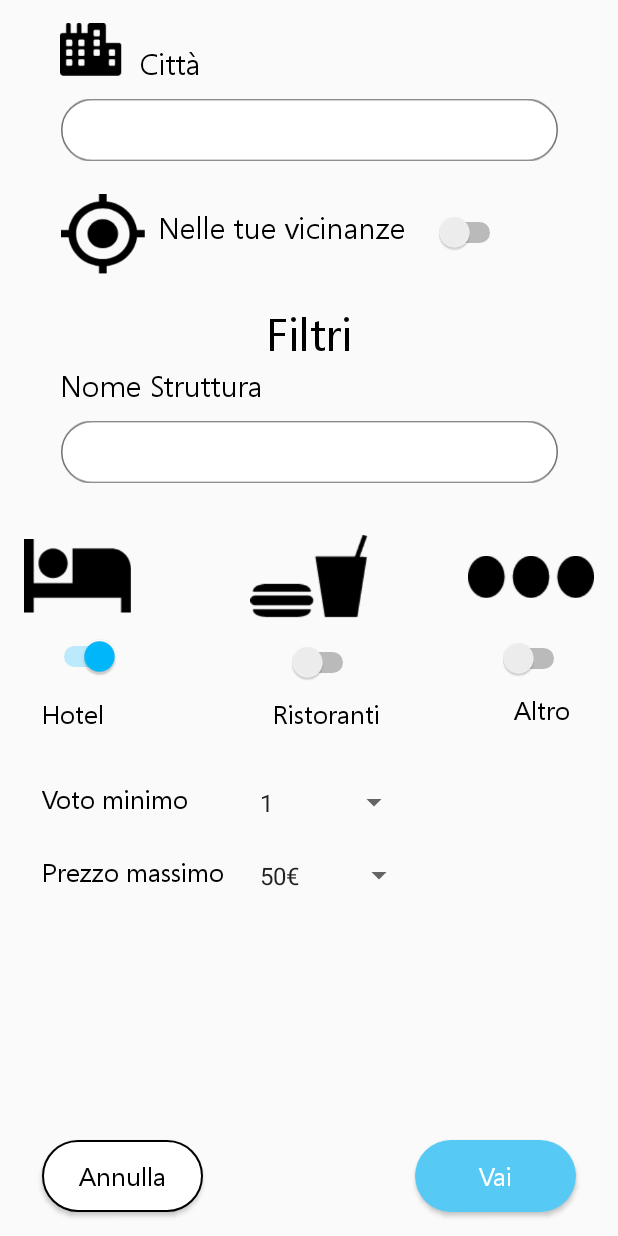
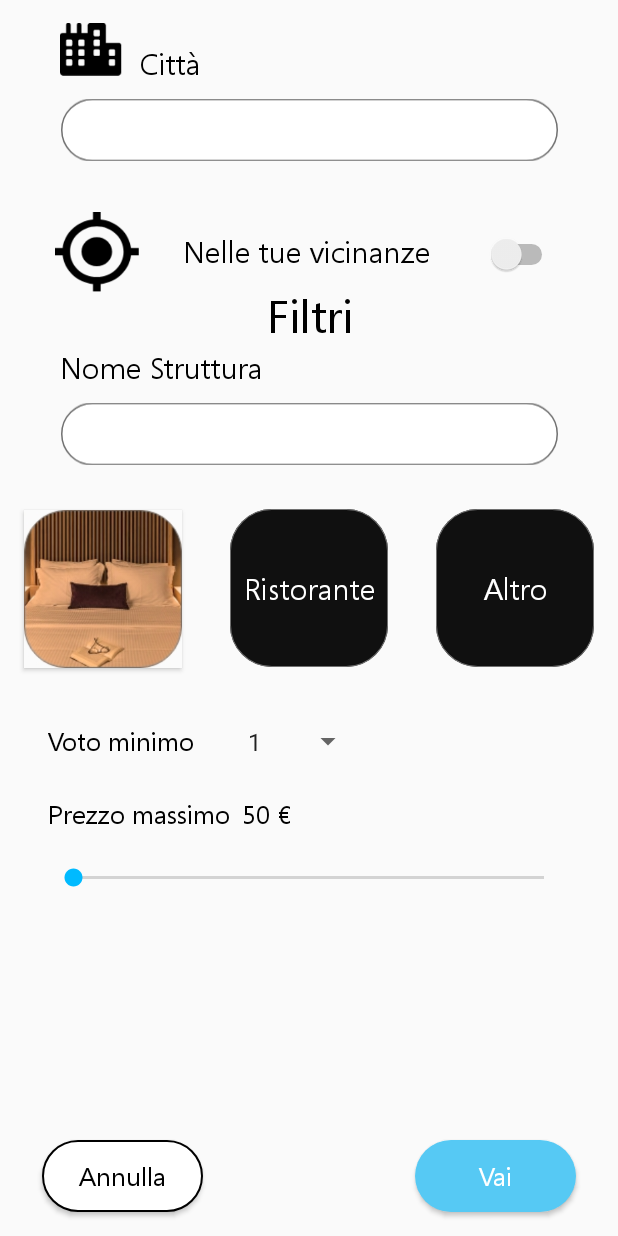
Before and after one commit to Mark-Ro/ConsigliaViaggi, an Android app: the RicercaPage screen opened directly, with no data from a screen before it, on a phone screen of 412 x 824 dp. Run offline under Robolectric (Android 15) with nearby library versions, the light colour scheme and no system bars; libraries missing offline, so code that uses them is left out: com.amazonaws.auth, com.amazonaws.mobileconnectors, com.amazonaws.regions.

Commit message:
Migliorata grafica Ricerca

```diff
--- a/app/src/main/java/com/consigliaviaggi/GUI/RicercaPage.java
+++ b/app/src/main/java/com/consigliaviaggi/GUI/RicercaPage.java
@@ -11,9 +11,12 @@ import android.widget.AutoCompleteTextView;
 import android.widget.Button;
 
 import android.widget.CompoundButton;
+import android.widget.SeekBar;
 import android.widget.Spinner;
 import android.widget.Switch;
+import android.widget.TextView;
 import android.widget.Toast;
+import android.widget.ToggleButton;
 
 import com.consigliaviaggi.Controller.RicercaController;
 import com.consigliaviaggi.R;
@@ -23,9 +26,12 @@ import com.consigliaviaggi.R;
 public class RicercaPage extends AppCompatActivity {
 
     private AutoCompleteTextView autoCompleteTextCitta,autoCompleteTextNomeStruttura;
-    private Switch switchGPS,switchHotel,switchRistoranti,switchAltro;
-    private Spinner spinnerRangeVoto,spinnerRangePrezzo;
+    private TextView textViewRangePrezzo;
+    private Switch switchGPS;
+    private ToggleButton toggleButtonHotel,toggleButtonRistorante,toggleButtonAltro;
+    private Spinner spinnerRangeVoto;
     private Button bottoneAnnulla,bottoneRicerca;
+    private SeekBar seekBarPrezzoMassimo;
 
     private RicercaController ricercaController;
 
@@ -37,13 +43,15 @@ public class RicercaPage extends AppCompatActivity {
         autoCompleteTextCitta = findViewById(R.id.autoCompleteTextCitta);
         autoCompleteTextNomeStruttura = findViewById(R.id.autoCompleteTextNomeStruttura);
         switchGPS = findViewById(R.id.switchGPS);
-        switchHotel = findViewById(R.id.switchHotel);
-        switchRistoranti = findViewById(R.id.switchRistoranti);
-        switchAltro = findViewById(R.id.switchAltro);
+        toggleButtonHotel = findViewById(R.id.toggleButtonHotel);
+        toggleButtonRistorante = findViewById(R.id.toggleButtonRistorante);
+        toggleButtonAltro = findViewById(R.id.toggleButtonAltro);
         spinnerRangeVoto = findViewById(R.id.spinnerRangeVoto);
-        spinnerRangePrezzo = findViewById(R.id.spinnerRangePrezzo);
+        textViewRangePrezzo=findViewById(R.id.textViewRangePrezzo);
+        seekBarPrezzoMassimo=findViewById(R.id.seekBarPrezzoMassimo);
         bottoneAnnulla = findViewById(R.id.bottoneAnnulla);
         bottoneRicerca = findViewById(R.id.bottoneRicerca);
+        toggleButtonHotel.performClick();
 
         ricercaController = new RicercaController(RicercaPage.this,RicercaPage.this);
 
@@ -64,35 +72,35 @@ public class RicercaPage extends AppCompatActivity {
             }
         });
 
-        switchHotel.setOnCheckedChangeListener(new CompoundButton.OnCheckedChangeListener() {
+        toggleButtonHotel.setOnCheckedChangeListener(new CompoundButton.OnCheckedChangeListener() {
             @Override
             public void onCheckedChanged(CompoundButton buttonView, boolean isChecked) {
                 if (isChecked) {
-                    switchRistoranti.setChecked(false);
-                    switchAltro.setChecked(false);
-                    spinnerRangePrezzo.setEnabled(true);
+                    toggleButtonRistorante.setChecked(false);
+                    toggleButtonAltro.setChecked(false);
+                    seekBarPrezzoMassimo.setEnabled(true);
                 }
             }
         });
 
-        switchRistoranti.setOnCheckedChangeListener(new CompoundButton.OnCheckedChangeListener() {
+       toggleButtonRistorante.setOnCheckedChangeListener(new CompoundButton.OnCheckedChangeListener() {
            @Override
            public void onCheckedChanged(CompoundButton buttonView, boolean isChecked) {
                if (isChecked) {
-                    switchHotel.setChecked(false);
-                    switchAltro.setChecked(false);
-                    spinnerRangePrezzo.setEnabled(false);
+                   toggleButtonHotel.setChecked(false);
+                   toggleButtonAltro.setChecked(false);
+                   seekBarPrezzoMassimo.setEnabled(false);
                }
            }
        });
 
-        switchAltro.setOnCheckedChangeListener(new CompoundButton.OnCheckedChangeListener() {
+        toggleButtonAltro.setOnCheckedChangeListener(new CompoundButton.OnCheckedChangeListener() {
             @Override
             public void onCheckedChanged(CompoundButton buttonView, boolean isChecked) {
                 if (isChecked) {
-                    switchHotel.setChecked(false);
-                    switchRistoranti.setChecked(false);
-                    spinnerRangePrezzo.setEnabled(false);
+                    toggleButtonHotel.setChecked(false);
+                    toggleButtonRistorante.setChecked(false);
+                    seekBarPrezzoMassimo.setEnabled(false);
                 }
             }
         });
@@ -103,10 +111,27 @@ public class RicercaPage extends AppCompatActivity {
                 autoCompleteTextCitta.setText("");
                 autoCompleteTextNomeStruttura.setText("");
                 switchGPS.setChecked(false);
-                switchHotel.setChecked(false);
-                switchRistoranti.setChecked(false);
-                switchAltro.setChecked(false);
-                spinnerRangePrezzo.setEnabled(true);
+                toggleButtonHotel.setChecked(false);
+                toggleButtonRistorante.setChecked(false);
+                toggleButtonAltro.setChecked(false);
+                seekBarPrezzoMassimo.setEnabled(true);
+            }
+        });
+
+        seekBarPrezzoMassimo.setOnSeekBarChangeListener(new SeekBar.OnSeekBarChangeListener() {
+            @Override
+            public void onProgressChanged(SeekBar seekBar, int progress, boolean fromUser) {
+                textViewRangePrezzo.setText(String.valueOf(progress)+"€");
+            }
+
+            @Override
+            public void onStartTrackingTouch(SeekBar seekBar) {
+
+            }
+
+            @Override
+            public void onStopTrackingTouch(SeekBar seekBar) {
+
             }
         });
 
@@ -136,8 +161,9 @@ public class RicercaPage extends AppCompatActivity {
         });
     }
 
+
     private float getPrezzoMassimoFromSpinner() {
-        String prezzoInput = spinnerRangePrezzo.getSelectedItem().toString();
+        String prezzoInput =textViewRangePrezzo.getText().toString();
         float risultato;
         if (prezzoInput.equals("oltre"))
             risultato = 10000f;
@@ -153,9 +179,9 @@ public class RicercaPage extends AppCompatActivity {
 
         String risultato=null;
 
-        if (switchHotel.isChecked())
+        if (toggleButtonHotel.isChecked())
             risultato="Hotel";
-        else if (switchRistoranti.isChecked())
+        else if (toggleButtonAltro.isChecked())
             risultato="Ristorante";
         else
             risultato="Altro";
--- /dev/null
+++ b/app/src/main/res/drawable/hotel_ricerca_off.xml
@@ -0,0 +1,16 @@
+<vector xmlns:android="http://schemas.android.com/apk/res/android"
+    android:width="155dp"
+    android:height="155dp"
+    android:viewportWidth="155"
+    android:viewportHeight="155">
+  <path
+      android:pathData="M41,0L114,0A41,41 0,0 1,155 41L155,114A41,41 0,0 1,114 155L41,155A41,41 0,0 1,0 114L0,41A41,41 0,0 1,41 0z"
+      android:strokeWidth="1"
+      android:fillColor="#101010"
+      android:strokeColor="#00000000"/>
+  <path
+      android:pathData="M41,0.5L114,0.5A40.5,40.5 0,0 1,154.5 41L154.5,114A40.5,40.5 0,0 1,114 154.5L41,154.5A40.5,40.5 0,0 1,0.5 114L0.5,41A40.5,40.5 0,0 1,41 0.5z"
+      android:strokeWidth="1"
+      android:fillColor="#00000000"
+      android:strokeColor="#707070"/>
+</vector>
--- /dev/null
+++ b/app/src/main/res/drawable/toggle_button_altro.xml
@@ -0,0 +1,5 @@
+<?xml version="1.0" encoding="utf-8"?>
+<selector xmlns:android="http://schemas.android.com/apk/res/android">
+    <item android:drawable="@drawable/altro_ricerca_on" android:state_checked="true"/>
+    <item android:drawable="@drawable/hotel_ricerca_off" android:state_checked="false"/>
+</selector>
--- /dev/null
+++ b/app/src/main/res/drawable/toggle_button_hotel.xml
@@ -0,0 +1,5 @@
+<?xml version="1.0" encoding="utf-8"?>
+<selector xmlns:android="http://schemas.android.com/apk/res/android">
+    <item android:drawable="@drawable/hotel_ricerca_on" android:state_checked="true"/>
+    <item android:drawable="@drawable/hotel_ricerca_off" android:state_checked="false"/>
+</selector>
--- /dev/null
+++ b/app/src/main/res/drawable/toggle_button_ristoranti.xml
@@ -0,0 +1,5 @@
+<?xml version="1.0" encoding="utf-8"?>
+<selector xmlns:android="http://schemas.android.com/apk/res/android">
+    <item android:drawable="@drawable/ristoranti_ricerca_on" android:state_checked="true"/>
+    <item android:drawable="@drawable/hotel_ricerca_off" android:state_checked="false"/>
+</selector>
--- a/app/src/main/res/layout/activity_ricerca_page.xml
+++ b/app/src/main/res/layout/activity_ricerca_page.xml
@@ -53,17 +53,19 @@
 
     <TextView
         android:id="@+id/textView14"
-        android:layout_width="wrap_content"
-        android:layout_height="wrap_content"
-        android:layout_marginTop="20dp"
+        android:layout_width="172dp"
+        android:layout_height="0dp"
+        android:layout_marginTop="36dp"
         android:fontFamily="@font/myfont"
         android:text="Nelle tue vicinanze"
         android:textColor="@android:color/black"
         android:textSize="20sp"
         app:layout_constraintEnd_toEndOf="parent"
-        app:layout_constraintHorizontal_bias="0.054"
+        app:layout_constraintEnd_toStartOf="@+id/switchGPS"
+        app:layout_constraintHorizontal_bias="0.5"
         app:layout_constraintStart_toEndOf="@+id/imageView20"
         app:layout_constraintTop_toBottomOf="@+id/imageView18" />
+
 
     <ImageView
         android:id="@+id/imageView19"
@@ -80,136 +82,42 @@
         android:id="@+id/imageView20"
         android:layout_width="57dp"
         android:layout_height="53dp"
-        android:layout_marginTop="12dp"
+        android:layout_marginTop="24dp"
         app:layout_constraintEnd_toEndOf="parent"
-        app:layout_constraintHorizontal_bias="0.112"
+        app:layout_constraintHorizontal_bias="0.101"
         app:layout_constraintStart_toStartOf="parent"
         app:layout_constraintTop_toBottomOf="@+id/imageView18"
         app:srcCompat="@drawable/icongps" />
 
     <Switch
         android:id="@+id/switchGPS"
-        android:layout_width="wrap_content"
-        android:layout_height="wrap_content"
-        android:layout_marginTop="24dp"
+        android:layout_width="49dp"
+        android:layout_height="30dp"
+
+        android:layout_marginEnd="40dp"
         android:theme="@style/SCBSwitch"
-
-        app:layout_constraintEnd_toEndOf="parent"
-        app:layout_constraintHorizontal_bias="0.202"
-        app:layout_constraintStart_toEndOf="@+id/textView14"
-        app:layout_constraintTop_toBottomOf="@+id/imageView18" />
-
-    <Switch
-        android:id="@+id/switchHotel"
-        android:layout_width="wrap_content"
-        android:layout_height="wrap_content"
-        android:layout_marginStart="32dp"
-        android:layout_marginTop="12dp"
-        android:theme="@style/SCBSwitch"
-        android:checked="true"
-        app:layout_constraintStart_toStartOf="parent"
-        app:layout_constraintTop_toBottomOf="@+id/imageView22"/>
-
-
-    <Switch
-        android:id="@+id/switchAltro"
-        android:layout_width="wrap_content"
-        android:layout_height="wrap_content"
-        android:layout_marginTop="24dp"
-        android:layout_marginEnd="32dp"
-        android:theme="@style/SCBSwitch"
-        app:layout_constraintEnd_toEndOf="parent"
-        app:layout_constraintTop_toBottomOf="@+id/imageView24" />
-
-    <Switch
-        android:id="@+id/switchRistoranti"
-        android:layout_width="wrap_content"
-        android:layout_height="wrap_content"
-        android:layout_marginTop="16dp"
-        android:theme="@style/SCBSwitch"
-        app:layout_constraintEnd_toStartOf="@+id/switchAltro"
-        app:layout_constraintHorizontal_bias="0.546"
-        app:layout_constraintStart_toEndOf="@+id/switchHotel"
-        app:layout_constraintTop_toBottomOf="@+id/imageView23" />
+        app:layout_constraintBaseline_toBaselineOf="@+id/textView14"
+        app:layout_constraintEnd_toEndOf="parent" />
 
     <TextView
         android:id="@+id/textView17"
         android:layout_width="wrap_content"
         android:layout_height="wrap_content"
-        android:layout_marginTop="36dp"
+        android:layout_marginTop="8dp"
         android:fontFamily="@font/myfont"
         android:text="Filtri"
         android:textColor="@android:color/black"
         android:textSize="30sp"
         app:layout_constraintEnd_toEndOf="parent"
+        app:layout_constraintHorizontal_bias="0.502"
         app:layout_constraintStart_toStartOf="parent"
         app:layout_constraintTop_toBottomOf="@+id/textView14" />
-
-    <ImageView
-        android:id="@+id/imageView22"
-        android:layout_width="71dp"
-        android:layout_height="56dp"
-        android:layout_marginStart="16dp"
-        android:layout_marginTop="24dp"
-        app:layout_constraintStart_toStartOf="parent"
-        app:layout_constraintTop_toBottomOf="@+id/imageView21"
-        app:srcCompat="@drawable/iconhotel" />
-
-    <ImageView
-        android:id="@+id/imageView23"
-        android:layout_width="109dp"
-        android:layout_height="55dp"
-        android:layout_marginTop="32dp"
-        android:layout_marginEnd="20dp"
-        app:layout_constraintEnd_toStartOf="@+id/imageView24"
-        app:layout_constraintHorizontal_bias="0.673"
-        app:layout_constraintStart_toEndOf="@+id/imageView22"
-        app:layout_constraintTop_toBottomOf="@+id/autoCompleteTextNomeStruttura"
-        app:srcCompat="@drawable/iconfood" />
-
-    <ImageView
-        android:id="@+id/imageView24"
-        android:layout_width="84dp"
-        android:layout_height="33dp"
-        android:layout_marginTop="36dp"
-        android:layout_marginEnd="16dp"
-        app:layout_constraintEnd_toEndOf="parent"
-        app:layout_constraintTop_toBottomOf="@+id/imageView21"
-        app:srcCompat="@drawable/iconaltro" />
-
-    <TextView
-        android:id="@+id/textView20"
-        android:layout_width="wrap_content"
-        android:layout_height="wrap_content"
-        android:layout_marginTop="8dp"
-        android:layout_marginEnd="88dp"
-        android:fontFamily="@font/myfont"
-        android:text="Ristoranti"
-        android:textColor="@android:color/black"
-        android:textSize="17sp"
-        app:layout_constraintEnd_toStartOf="@+id/textView22"
-        app:layout_constraintHorizontal_bias="0.956"
-        app:layout_constraintStart_toEndOf="@+id/textView21"
-        app:layout_constraintTop_toBottomOf="@+id/switchRistoranti" />
-
-    <TextView
-        android:id="@+id/textView22"
-        android:layout_width="wrap_content"
-        android:layout_height="wrap_content"
-        android:layout_marginTop="8dp"
-        android:layout_marginEnd="32dp"
-        android:fontFamily="@font/myfont"
-        android:text="Altro"
-        android:textColor="@android:color/black"
-        android:textSize="17sp"
-        app:layout_constraintEnd_toEndOf="parent"
-        app:layout_constraintTop_toBottomOf="@+id/switchAltro" />
 
     <TextView
         android:id="@+id/textView21"
         android:layout_width="wrap_content"
         android:layout_height="wrap_content"
-        android:layout_marginStart="28dp"
+        android:layout_marginStart="32dp"
         android:layout_marginTop="24dp"
         android:fontFamily="@font/myfont"
         android:text="Prezzo massimo"
@@ -222,47 +130,35 @@
         android:id="@+id/textView24"
         android:layout_width="wrap_content"
         android:layout_height="wrap_content"
-        android:layout_marginStart="28dp"
-        android:layout_marginTop="32dp"
+        android:layout_marginStart="32dp"
+        android:layout_marginTop="36dp"
         android:fontFamily="@font/myfont"
         android:text="Voto minimo"
         android:textColor="@android:color/black"
         android:textSize="17sp"
         app:layout_constraintStart_toStartOf="parent"
-        app:layout_constraintTop_toBottomOf="@+id/textView23" />
-
-    <TextView
-        android:id="@+id/textView23"
-        android:layout_width="wrap_content"
-        android:layout_height="wrap_content"
-        android:layout_marginStart="28dp"
-        android:layout_marginTop="12dp"
-        android:fontFamily="@font/myfont"
-        android:text="Hotel"
-        android:textColor="@android:color/black"
-        android:textSize="17sp"
-        app:layout_constraintStart_toStartOf="parent"
-        app:layout_constraintTop_toBottomOf="@+id/switchHotel" />
+        app:layout_constraintTop_toBottomOf="@+id/toggleButtonHotel" />
 
     <Spinner
         android:id="@+id/spinnerRangeVoto"
-        android:layout_width="108dp"
-        android:layout_height="30dp"
-        android:layout_marginStart="16dp"
-        android:layout_marginTop="32dp"
+        android:layout_width="85dp"
+        android:layout_height="31dp"
+        android:layout_marginStart="4dp"
         android:entries="@array/valori_voto"
-        app:layout_constraintStart_toEndOf="@+id/textView21"
-        app:layout_constraintTop_toBottomOf="@+id/textView20" />
+        app:layout_constraintBaseline_toBaselineOf="@+id/textView24"
+        app:layout_constraintStart_toEndOf="@+id/textView21" />
 
-    <Spinner
-        android:id="@+id/spinnerRangePrezzo"
-        android:layout_width="111dp"
+    <TextView
+        android:id="@+id/textViewRangePrezzo"
+        android:layout_width="74dp"
         android:layout_height="27dp"
-        android:layout_marginStart="16dp"
-        android:layout_marginTop="20dp"
-        android:entries="@array/valori_range_prezzo"
-        app:layout_constraintStart_toEndOf="@+id/textView21"
-        app:layout_constraintTop_toBottomOf="@+id/spinnerRangeVoto" />
+        android:layout_marginStart="8dp"
+        android:fontFamily="@font/myfont"
+        android:text="50 €"
+        android:textColor="@android:color/black"
+        android:textSize="17dp"
+        app:layout_constraintBaseline_toBaselineOf="@+id/textView21"
+        app:layout_constraintStart_toEndOf="@+id/textView21" />
 
     <Button
         android:id="@+id/bottoneRicerca"
@@ -298,6 +194,7 @@
         android:layout_width="298dp"
         android:layout_height="46dp"
         android:background="@android:color/transparent"
+        android:inputType="textPersonName"
         app:layout_constraintBottom_toBottomOf="@+id/imageView18"
         app:layout_constraintEnd_toEndOf="@+id/imageView18"
         app:layout_constraintHorizontal_bias="0.515"
@@ -317,4 +214,71 @@
         app:layout_constraintStart_toStartOf="@+id/imageView21"
         app:layout_constraintTop_toTopOf="@+id/imageView21" />
 
+    <SeekBar
+        android:id="@+id/seekBarPrezzoMassimo"
+        android:layout_width="346dp"
+        android:layout_height="45dp"
+        android:layout_marginStart="8dp"
+        android:layout_marginTop="8dp"
+        android:layout_marginBottom="8dp"
+        android:max="3000"
+        android:min="50"
+        android:progressTint="@color/Bluchiaro"
+        android:thumbTint="@color/Bluscuro"
+        app:layout_constraintBottom_toTopOf="@+id/bottoneAnnulla"
+        app:layout_constraintEnd_toEndOf="@+id/textViewRangePrezzo"
+        app:layout_constraintHorizontal_bias="0.052"
+        app:layout_constraintStart_toStartOf="@+id/textView21"
+        app:layout_constraintTop_toBottomOf="@+id/textView21"
+        app:layout_constraintVertical_bias="0.0" />
+
+    <ToggleButton
+        android:id="@+id/toggleButtonHotel"
+        android:layout_width="105dp"
+        android:layout_height="105dp"
+        android:layout_marginStart="16dp"
+        android:layout_marginTop="20dp"
+        android:background="@drawable/toggle_button_hotel"
+        android:fontFamily="@font/myfont"
+        android:text="ToggleButton"
+        android:textAllCaps="false"
+        android:textColor="@android:color/white"
+        android:textOff="Hotel"
+        android:textOn=""
+        android:textSize="20dp"
+        app:layout_constraintStart_toStartOf="parent"
+        app:layout_constraintTop_toBottomOf="@+id/imageView21" />
+
+    <ToggleButton
+        android:id="@+id/toggleButtonRistorante"
+        android:layout_width="105dp"
+        android:layout_height="105dp"
+        android:background="@drawable/toggle_button_ristoranti"
+        android:fontFamily="@font/myfont"
+        android:text="ToggleButton"
+        android:textAllCaps="false"
+        android:textColor="@android:color/white"
+        android:textOff="Ristorante"
+        android:textOn=""
+        android:textSize="20dp"
+        app:layout_constraintBaseline_toBaselineOf="@+id/toggleButtonHotel"
+        app:layout_constraintEnd_toStartOf="@+id/toggleButtonAltro"
+        app:layout_constraintStart_toEndOf="@+id/toggleButtonHotel" />
+
+    <ToggleButton
+        android:id="@+id/toggleButtonAltro"
+        android:layout_width="105dp"
+        android:layout_height="105dp"
+        android:layout_marginEnd="16dp"
+        android:background="@drawable/toggle_button_altro"
+        android:fontFamily="@font/myfont"
+        android:text="ToggleButton"
+        android:textAllCaps="false"
+        android:textColor="@android:color/white"
+        android:textOff="Altro"
+        android:textOn=""
+        android:textSize="20dp"
+        app:layout_constraintBaseline_toBaselineOf="@+id/toggleButtonHotel"
+        app:layout_constraintEnd_toEndOf="parent" />
+
 </androidx.constraintlayout.widget.ConstraintLayout>
```
Also changed, not shown: app/src/main/res/drawable-v24/altro_ricerca_on.jpg (added), app/src/main/res/drawable-v24/hotel_ricerca_on.jpg (added), app/src/main/res/drawable-v24/ristoranti_ricerca_on.jpg (added). Lines whose indentation alone changed are shown as unchanged.
